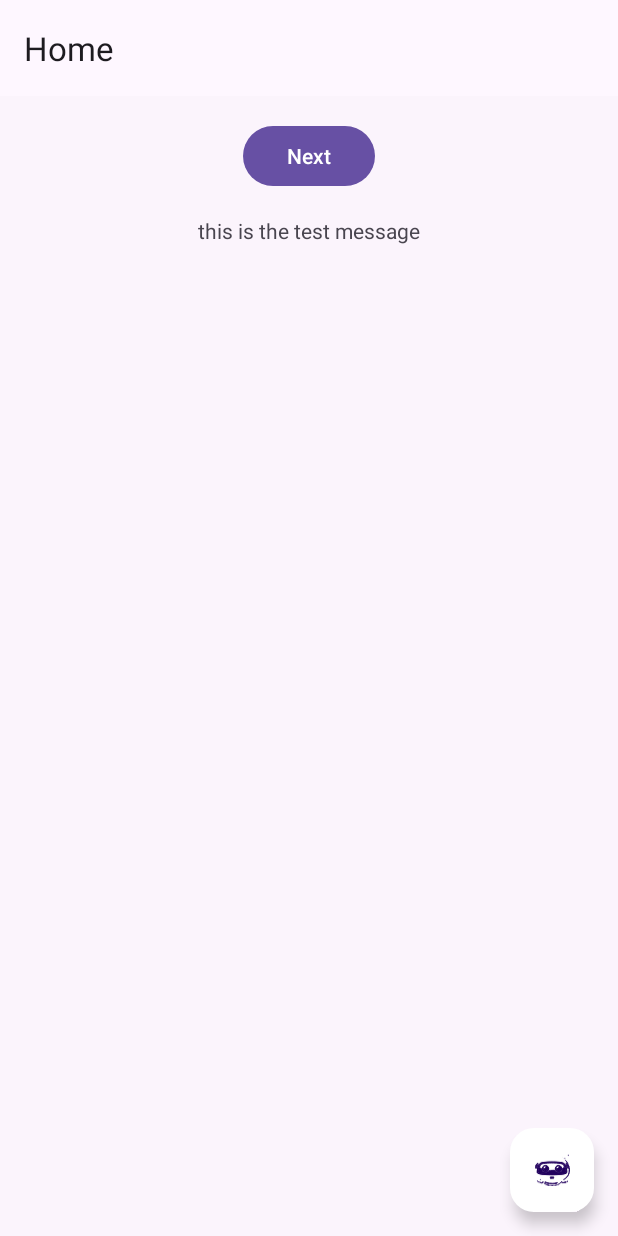
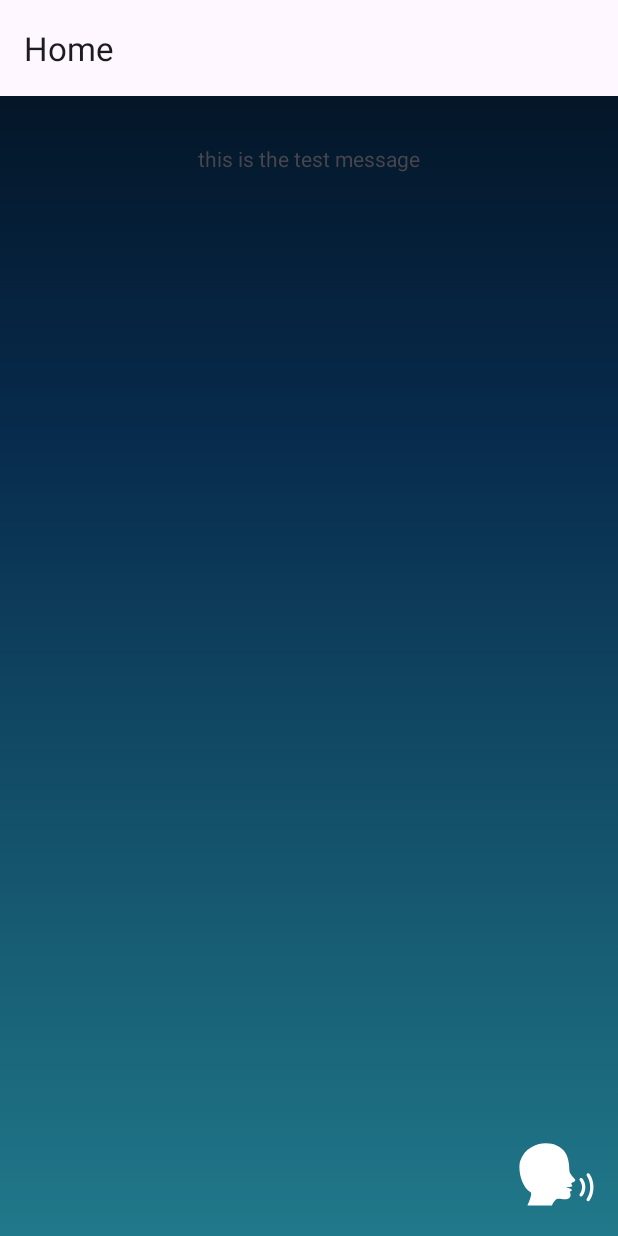
Before and after one commit to SayedAbdulHakiem/Branch-Bots, an Android app: the screen it shows after launch (HomeActivity), on a phone screen of 412 x 824 dp. Run offline under Robolectric (Android 15) with nearby library versions, the phone set to English and light mode, and no system bars; our stand-ins replace navigation-ui.

Commit message:
ui enhancements

```diff
--- a/app/src/main/java/com/smart24/alpha_robot/ui/home/HomeFragment.java
+++ b/app/src/main/java/com/smart24/alpha_robot/ui/home/HomeFragment.java
@@ -7,9 +7,7 @@ import android.view.ViewGroup;
 
 import androidx.annotation.NonNull;
 import androidx.fragment.app.Fragment;
-import androidx.navigation.fragment.NavHostFragment;
 
-import com.smart24.alpha_robot.R;
 import com.smart24.alpha_robot.databinding.FragmentHomeBinding;
 
 public class HomeFragment extends Fragment {
@@ -30,10 +28,6 @@ public class HomeFragment extends Fragment {
     public void onViewCreated(@NonNull View view, Bundle savedInstanceState) {
         super.onViewCreated(view, savedInstanceState);
 
-        binding.buttonFirst.setOnClickListener(v ->
-                NavHostFragment.findNavController(HomeFragment.this)
-                        .navigate(R.id.action_HomeFragment_to_ChatFragment)
-        );
     }
 
     @Override
--- a/app/src/main/res/layout/activity_home.xml
+++ b/app/src/main/res/layout/activity_home.xml
@@ -5,7 +5,7 @@
     android:layout_width="match_parent"
     android:layout_height="match_parent"
     android:fitsSystemWindows="true"
-    android:background="@color/cardview_shadow_end_color"
+    android:background="@drawable/chat_bckg_img"
     tools:context=".ui.home.HomeActivity">
 
     <com.google.android.material.appbar.AppBarLayout
@@ -22,14 +22,15 @@
 
     <include layout="@layout/content_home" />
 
-    <com.google.android.material.floatingactionbutton.FloatingActionButton
+
+    <ImageView
         android:id="@+id/chat"
-        android:layout_width="wrap_content"
-        android:layout_height="wrap_content"
+        android:layout_width="50dp"
+        android:layout_height="50dp"
         android:layout_gravity="bottom|end"
         android:layout_marginEnd="@dimen/fab_margin"
         android:layout_marginBottom="@dimen/fab_margin"
-        android:backgroundTint="@color/white"
-        app:srcCompat="@drawable/robot_carton_svg" />
+        app:srcCompat="@drawable/speak"
+        app:tint="@color/white" />
 
 </androidx.coordinatorlayout.widget.CoordinatorLayout>
--- a/app/src/main/res/layout/activity_splash.xml
+++ b/app/src/main/res/layout/activity_splash.xml
@@ -5,14 +5,14 @@
     android:id="@+id/main"
     android:layout_width="match_parent"
     android:layout_height="match_parent"
-    android:background="@color/ic_launcher_background"
+    android:background="@drawable/chat_bckg_img"
     tools:context=".ui.SplashActivity">
 
     <ImageView
         android:id="@+id/app_logo"
         android:layout_width="170dp"
         android:layout_height="150dp"
-        android:scaleType="fitStart"
+        android:scaleType="fitXY"
         android:src="@drawable/robot_carton_icon"
         app:layout_constraintBottom_toBottomOf="parent"
         app:layout_constraintEnd_toEndOf="parent"
--- a/app/src/main/res/layout/fragment_home.xml
+++ b/app/src/main/res/layout/fragment_home.xml
@@ -11,17 +11,8 @@
         android:layout_height="match_parent"
         android:padding="16dp">
 
-        <Button
-            android:id="@+id/button_first"
-            android:layout_width="wrap_content"
-            android:layout_height="wrap_content"
-            android:text="@string/next"
-            app:layout_constraintBottom_toTopOf="@id/textview_first"
-            app:layout_constraintEnd_toEndOf="parent"
-            app:layout_constraintStart_toStartOf="parent"
-            app:layout_constraintTop_toTopOf="parent" />
 
-        <TextView
+    <TextView
             android:id="@+id/textview_first"
             android:layout_width="wrap_content"
             android:layout_height="wrap_content"
@@ -30,6 +21,6 @@
             app:layout_constraintBottom_toBottomOf="parent"
             app:layout_constraintEnd_toEndOf="parent"
             app:layout_constraintStart_toStartOf="parent"
-            app:layout_constraintTop_toBottomOf="@id/button_first" />
+            app:layout_constraintTop_toTopOf="parent" />
     </androidx.constraintlayout.widget.ConstraintLayout>
 </androidx.core.widget.NestedScrollView>
--- a/app/src/main/res/values/strings.xml
+++ b/app/src/main/res/values/strings.xml
@@ -24,4 +24,5 @@
     <string name="record_not_saved">Not Saved Record</string>
     <string name="third_party_call_failed">Third Party Call Failed </string>
     <string name="transcribed_message">transcribed message</string>
+    <string name="chat_with_me">chat with me?</string>
 </resources>
```
Also changed, not shown: app/src/main/java/com/smart24/alpha_robot/ui/chatbot/ChatBotFragment.java (+4 -14 lines), app/src/main/res/layout/fragment_chat.xml (+15 -13 lines), app/src/main/res/drawable/chat_bckg_img.jpg (added).
